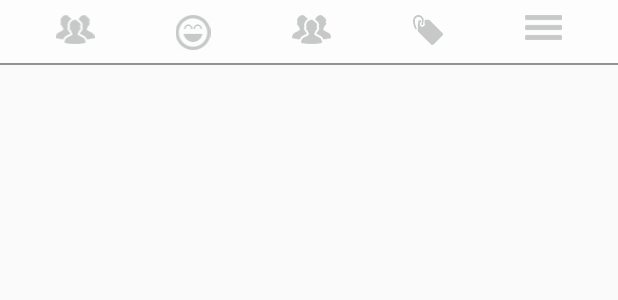
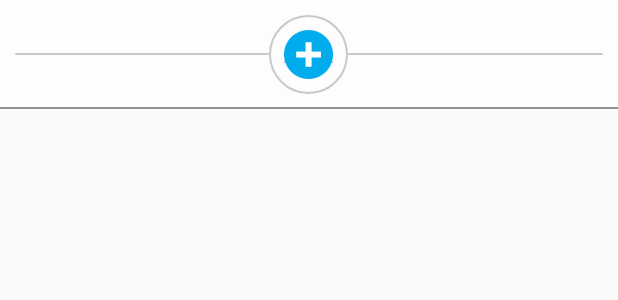
Before and after one commit to BhavikaMamtora/Biztil, an Android app: the layout bottom_toolbar.xml on its own in the app's theme, with its tools: preview values and no code run, on a phone screen of 412 x 824 dp. Shown: the top 300 px of the screen. Run offline under Robolectric (Android 15) with nearby library versions, the phone set to English and light mode, and no system bars.

Commit message:
15-Feb-2017

```diff
--- a/app/src/main/AndroidManifest.xml
+++ b/app/src/main/AndroidManifest.xml
@@ -47,6 +47,11 @@
         <activity
             android:name=".MainActivity"
             android:windowSoftInputMode="stateHidden">
+            <intent-filter>
+                <action android:name="android.intent.action.MAIN"/>
+
+                <category android:name="android.intent.category.LAUNCHER"/>
+            </intent-filter>
         </activity>
         <activity
             android:name=".PersonalInfoActivity"
--- /dev/null
+++ b/app/src/main/res/drawable/line_shadow.xml
@@ -0,0 +1,20 @@
+<?xml version="1.0" encoding="utf-8"?>
+<layer-list xmlns:android="http://schemas.android.com/apk/res/android">
+    <item>
+        <shape android:shape="rectangle">
+            <solid android:color="#CABBBBBB"/>
+            <corners android:radius="2dp" />
+        </shape>
+    </item>
+
+    <item
+        android:left="0dp"
+        android:right="0dp"
+        android:top="0dp"
+        android:bottom="2dp">
+        <shape android:shape="rectangle">
+            <solid android:color="@android:color/white"/>
+            <corners android:radius="2dp" />
+        </shape>
+    </item>
+</layer-list>
--- /dev/null
+++ b/app/src/main/res/drawable/plus_border_circle.xml
@@ -0,0 +1,7 @@
+<shape xmlns:android="http://schemas.android.com/apk/res/android"
+       android:shape="oval">
+    <stroke
+        android:width="1dp"
+        android:color="#CABBBBBB"/>
+    <size android:width="50dp" android:height="50dp"/>
+</shape>
--- a/app/src/main/res/layout/bottom_toolbar.xml
+++ b/app/src/main/res/layout/bottom_toolbar.xml
@@ -8,35 +8,42 @@
     android:padding="10dp"
     >
 
+    <RelativeLayout
+        android:layout_width="match_parent"
+        android:layout_height="wrap_content">
 
-    <ImageView
+        <View
+            android:layout_width="match_parent"
+            android:background="@drawable/line_shadow"
+            android:layout_centerVertical="true"
+            android:layout_toLeftOf="@+id/plus_layout"
+            android:layout_height="1dp"/>
+
+
+    <LinearLayout
+        android:id="@+id/plus_layout"
         android:layout_width="wrap_content"
         android:layout_height="wrap_content"
-        android:layout_weight="1"
-        android:src="@mipmap/member_friend"/>
+        android:layout_centerInParent="true"
+        android:background="@drawable/plus_border_circle"
+        android:padding="10dp"
+        >
 
-    <ImageView
-        android:layout_width="wrap_content"
-        android:layout_height="wrap_content"
-        android:layout_weight="1"
-        android:src="@mipmap/fun"/>
+        <ImageView
+            android:layout_width="wrap_content"
+            android:layout_height="wrap_content"
+            android:layout_gravity="center"
+            android:src="@mipmap/plus"/>
 
-    <ImageView
-        android:layout_width="wrap_content"
-        android:layout_height="wrap_content"
-        android:layout_weight="1"
-        android:src="@mipmap/member_friend"/>
+    </LinearLayout>
 
-    <ImageView
-        android:layout_width="wrap_content"
-        android:layout_height="wrap_content"
-        android:layout_weight="1"
-        android:src="@mipmap/offer"/>
+        <View
+            android:layout_width="match_parent"
+            android:background="@drawable/line_shadow"
+            android:layout_toRightOf="@+id/plus_layout"
+            android:layout_centerVertical="true"
+            android:layout_height="1dp"/>
 
-    <ImageView
-        android:layout_width="wrap_content"
-        android:layout_height="wrap_content"
-        android:layout_weight="1"
-        android:src="@mipmap/cat2"/>
+    </RelativeLayout>
 
 </LinearLayout>
```
Also changed, not shown: app/src/main/res/mipmap-hdpi/baddfriend_seleccted.png (added), app/src/main/res/mipmap-hdpi/bell_selected.png (added), app/src/main/res/mipmap-hdpi/business_selected.png (added), app/src/main/res/mipmap-hdpi/cat1_selected.png (added), app/src/main/res/mipmap-hdpi/cat2_selected.png (added), app/src/main/res/mipmap-hdpi/ene_selected.png (added), app/src/main/res/mipmap-hdpi/fun_selected.png (added), app/src/main/res/mipmap-hdpi/member_selected.png (added), app/src/main/res/mipmap-hdpi/offer_selected.png (added), app/src/main/res/mipmap-hdpi/oppo_selected.png (added), app/src/main/res/mipmap-hdpi/plus.png (added), 1 other file.
